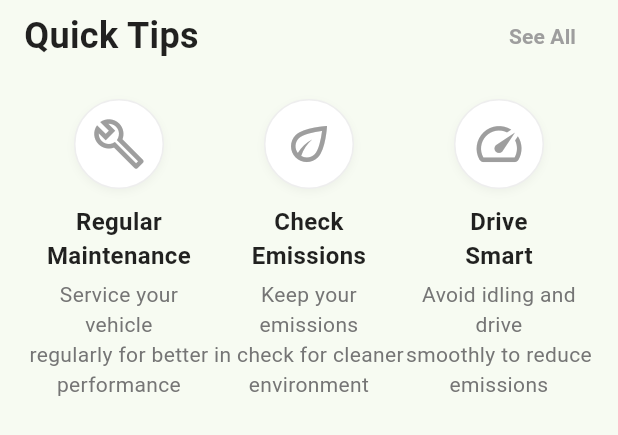
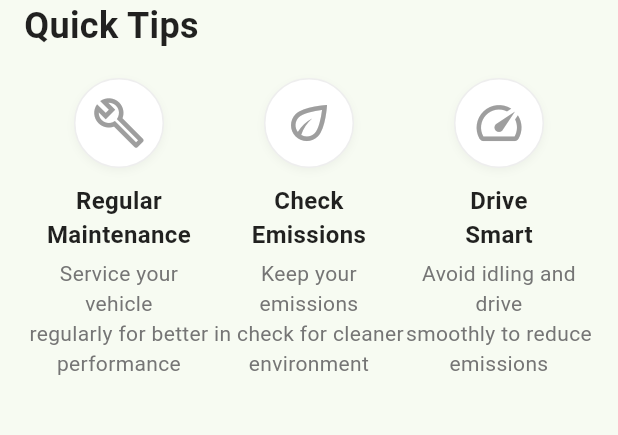
Before and after one commit to chaminipalliyaguru/EcoSense, a Flutter app: the QuickTipsSection widget shown alone on an empty page, opened directly with empty values, on a phone screen of 412 x 824 dp. Shown: the top 435 px of the screen. Run offline on Flutter 3.47's test engine with Material 3 defaults, Android fonts, the phone set to English and light mode, and no system bars; our stand-ins replace camera, flutter_screenutil, image_picker, permission_handler.

```diff
--- a/lib/features/home/widgets/quick_tips_section.dart
+++ b/lib/features/home/widgets/quick_tips_section.dart
@@ -17,9 +17,6 @@ class QuickTipsSection extends StatelessWidget {
       child: Column(
         crossAxisAlignment: CrossAxisAlignment.start,
         children: [
-          Row(
-            mainAxisAlignment: MainAxisAlignment.spaceBetween,
-            children: [
           const Text(
             'Quick Tips',
             style: TextStyle(
@@ -27,24 +24,6 @@ class QuickTipsSection extends StatelessWidget {
               fontWeight: FontWeight.bold,
               color: Colors.black87,
             ),
-              ),
-              TextButton(
-                onPressed: () {
-                  Navigator.pushNamed(
-                    context,
-                    '/tips',
-                    arguments: isGuest,
-                  );
-                },
-                child: Text(
-                  'See All',
-                  style: TextStyle(
-                    color: primaryGreen,
-                    fontWeight: FontWeight.bold,
-                  ),
-                ),
-              ),
-            ],
           ),
           const SizedBox(height: 18),
           Row(
```
Lines whose indentation alone changed are shown as unchanged.
